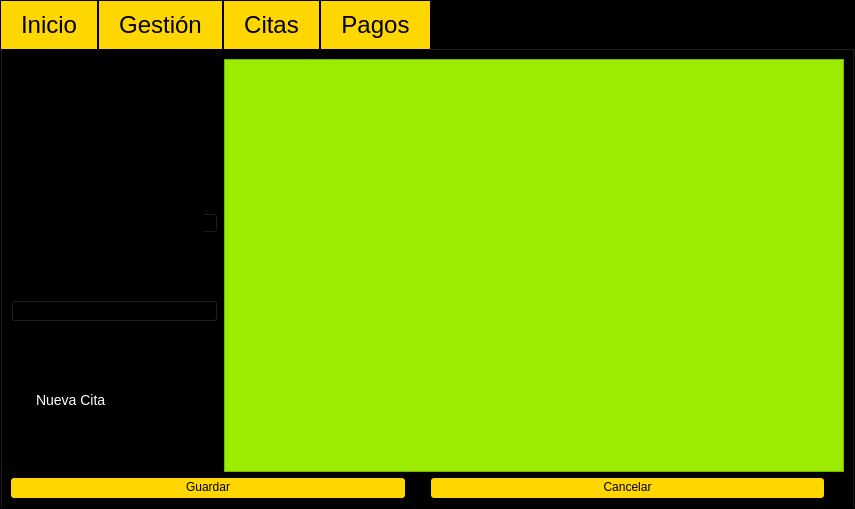
First picture: the form in GymFitness/View/gymoperations.ui, repository J-Pinos3/Desktop_GymManagement, before the edit.
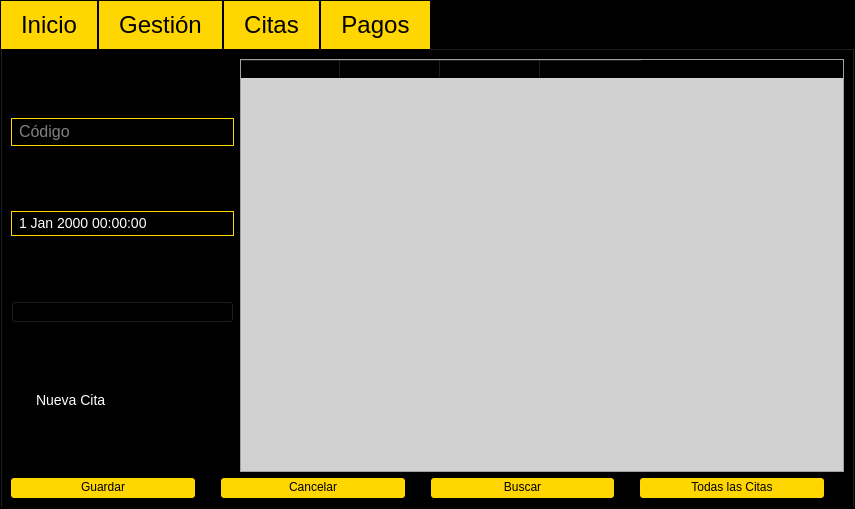
Second picture: the form after the edit. The open tabs and pages were chosen to show the change.

Commit message: search user with text fields, Appointment tab

Diff of the .ui file:
```diff
--- a/GymFitness/View/gymoperations.ui
+++ b/GymFitness/View/gymoperations.ui
@@ -434,15 +434,18 @@
 
 
 QWidget#tabCitas QLineEdit{
-	padding-top: 3%;
-	padding-bottom: 4%;
+	padding-top: 2%;
+	padding-bottom: 3%;
 	padding-left: 5%;
 	width: 100%;
 	min-width:200px;
 	color: white;
-	font-size: 14px;
+	font-size: 16px;
+	border: 1px solid #ffd600
 }
 
+
+
 QWidget#tabCitas QCheckBox{
 	padding-top: 3%;
 	padding-bottom: 4%;
@@ -454,8 +457,18 @@
 
 
 QWidget#tabCitas QTableWidget{
-	padding-left: 20px;
-	background-color: #9BEC00;
+	background-color: #d1d1d1;
+}
+
+QWidget#tabCitas QDateTimeEdit{
+	padding-top: 2%;
+	padding-bottom: 3%;
+	padding-left: 5%;
+	width: 100%;
+	min-width:200px;
+	color: white;
+	font-size: 14px;
+	border: 1px solid #ffd600
 }
 </string>
       </property>
@@ -475,6 +488,9 @@
                <verstretch>0</verstretch>
               </sizepolicy>
              </property>
+             <property name="placeholderText">
+              <string>Código</string>
+             </property>
             </widget>
            </item>
            <item>
@@ -506,7 +522,28 @@
           </layout>
          </item>
          <item>
-          <widget class="QTableWidget" name="tableWidget_4"/>
+          <widget class="QTableWidget" name="tblWidAppoint">
+           <column>
+            <property name="text">
+             <string>Servicio</string>
+            </property>
+           </column>
+           <column>
+            <property name="text">
+             <string>Código Usuario</string>
+            </property>
+           </column>
+           <column>
+            <property name="text">
+             <string>Nombre</string>
+            </property>
+           </column>
+           <column>
+            <property name="text">
+             <string>Fecha Sesión</string>
+            </property>
+           </column>
+          </widget>
          </item>
         </layout>
        </item>
@@ -526,6 +563,20 @@
            </property>
           </widget>
          </item>
+         <item>
+          <widget class="QPushButton" name="btnAppointSearch">
+           <property name="text">
+            <string>Buscar</string>
+           </property>
+          </widget>
+         </item>
+         <item>
+          <widget class="QPushButton" name="btnAppointAll">
+           <property name="text">
+            <string>Todas las Citas</string>
+           </property>
+          </widget>
+         </item>
         </layout>
        </item>
       </layout>
```
Left out of the diff: 57 changed lines with no effect on the pictures. The commit also changes 13 other files.
